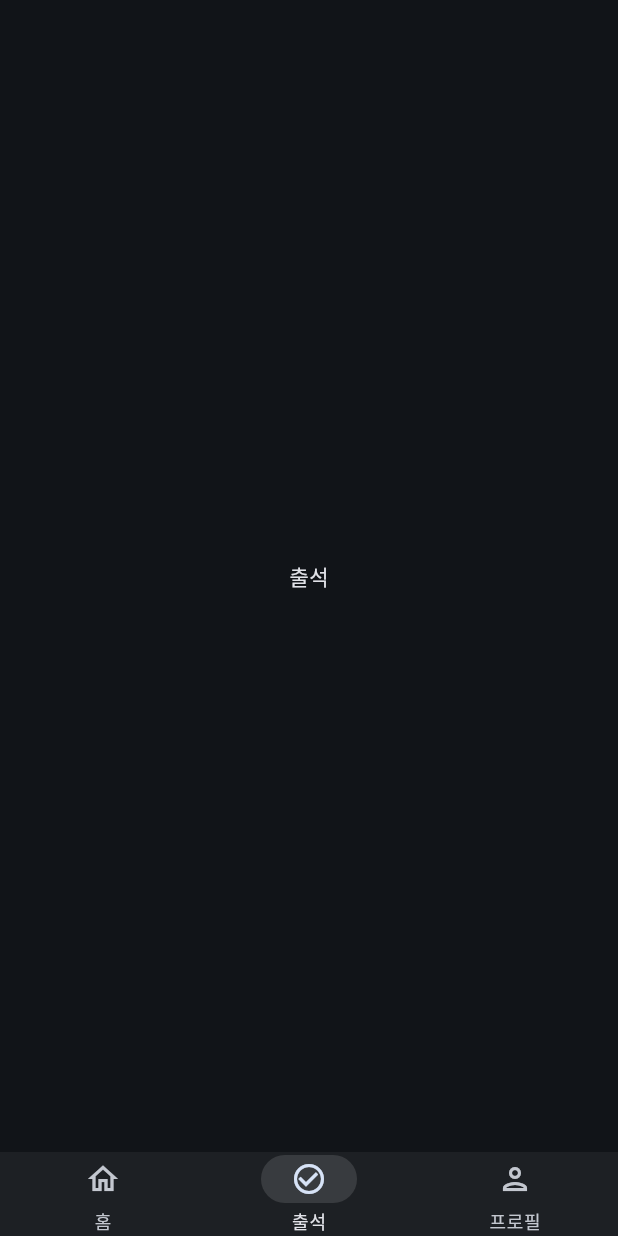
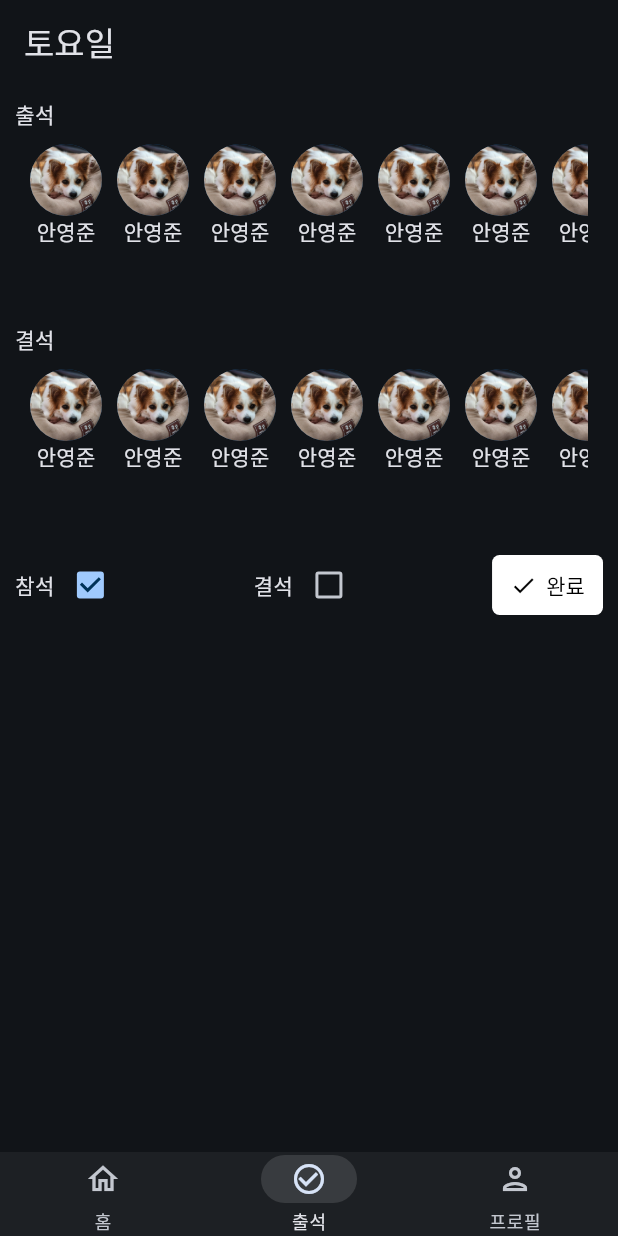
Before and after one commit to Music-Camp/Music-Camp-Flutter, a Flutter app: the screen it shows after launch, item 2 of the bottom bar chosen, on a phone screen of 412 x 824 dp. Run offline on Flutter 3.47's test engine with Material 3 defaults, Android fonts, the phone set to English and light mode, and no system bars; missing offline and left inert: dart:ffi.

Commit message:
[FEAT #9] 출석 체크 화면 구현

```diff
--- /dev/null
+++ b/lib/screen/attend_screen.dart
@@ -0,0 +1,21 @@
+import 'package:flutter/material.dart';
+import 'package:music_camp/widget/attend_top_app_bar.dart';
+
+import '../widget/attend_list_view.dart';
+
+class AttendScreen extends StatefulWidget {
+  const AttendScreen({super.key});
+
+  @override
+  State<AttendScreen> createState() => _AttendScreenState();
+}
+
+class _AttendScreenState extends State<AttendScreen> {
+  @override
+  Widget build(BuildContext context) {
+    return Scaffold(
+      appBar: AttendTopAppBar(),
+      body: AttendListView(),
+    );
+  }
+}
--- a/lib/screen/main_screen.dart
+++ b/lib/screen/main_screen.dart
@@ -2,6 +2,7 @@ import 'dart:ffi';
 
 import 'package:flutter/material.dart';
 import 'package:music_camp/provider/tab_page_index_provider.dart';
+import 'package:music_camp/screen/attend_screen.dart';
 import 'package:music_camp/screen/board_screen.dart';
 import 'package:music_camp/screen/my_page_screen.dart';
 import 'package:provider/provider.dart';
@@ -34,8 +35,8 @@ class _MainScreenState extends State<MainScreen> {
     return Container(
       child: [
         BoardScreen(),
-        Center(child: Text("출석")),
-        MyPageScreen()
+        AttendScreen(),
+        MyPageScreen(),
       ][currentPageIndex],
     );
   }
--- /dev/null
+++ b/lib/widget/attend_circle_slider.dart
@@ -0,0 +1,67 @@
+import 'package:flutter/material.dart';
+
+class AttendCircleSlider extends StatefulWidget {
+  const AttendCircleSlider({super.key});
+
+  @override
+  State<AttendCircleSlider> createState() => _AttendCircleSliderState();
+}
+
+class _AttendCircleSliderState extends State<AttendCircleSlider> {
+  @override
+  Widget build(BuildContext context) {
+    return Container(
+      padding: EdgeInsets.fromLTRB(10, 10, 10, 0),
+      child: Column(
+        // 정렬
+        // mainAxisAlignment : 순방향 정렬
+        // crossAxisAlignment : 반대방향 정렬
+        crossAxisAlignment: CrossAxisAlignment.start,
+        children: [
+          Container(
+            // 리스트 뷰의 크기를 컨테이너를 통해 설정한다.
+            height: 120,
+            // 다수의 항목을 보여주는 리스트 뷰는 builder를 통해 구성한다.
+            child: ListView.builder(
+              // 스크롤 방향을 가로 방향으로 설정한다.
+              scrollDirection: Axis.horizontal,
+              // 전체 항목의 개수
+              itemCount: 10,
+              // 항목 하나를 구성하기 위해 호출 하는 함수
+              // 여기서 반환하는 위젯이 항목 하나가 된다.
+              itemBuilder: (context, index) {
+                return makeListItem(context);
+              },
+            ),
+          ),
+        ],
+      ),
+    );
+  }
+}
+
+Widget makeListItem(BuildContext context) {
+
+  return InkWell(
+    onTap: () {
+
+    },
+    child: Container(
+      padding: EdgeInsets.only(right: 10),
+      // 동그라미 형태로 보여주는 컨테이너
+      child: Column(
+        children: [
+          CircleAvatar(
+            // 배경 이미지
+            backgroundImage: AssetImage("lib/assets/images/img_dog.jpg"),
+            // 크기
+            radius: 24,
+          ),
+          Center(
+            child: Text("안영준"),
+          ),
+        ],
+      )
+    ),
+  );
+}
--- /dev/null
+++ b/lib/widget/attend_list_view.dart
@@ -0,0 +1,87 @@
+import 'package:flutter/material.dart';
+import 'package:music_camp/widget/attend_circle_slider.dart';
+
+class AttendListView extends StatefulWidget {
+  const AttendListView({super.key});
+
+  @override
+  State<AttendListView> createState() => _AttendListViewState();
+}
+
+class _AttendListViewState extends State<AttendListView> {
+  bool? isChecked = true;
+
+  @override
+  Widget build(BuildContext context) {
+    return ListView(
+      padding: EdgeInsets.fromLTRB(10, 10, 10, 10),
+      children: [
+        Text("출석"),
+        AttendCircleSlider(),
+        Text("결석"),
+        AttendCircleSlider(),
+
+        Row(
+          mainAxisAlignment: MainAxisAlignment.spaceBetween,
+          children: [
+            // 참석 체크 박스
+            Row(
+              children: [
+                Text("참석"),
+                Checkbox(
+                  tristate: true,
+                  value: isChecked!,
+                  onChanged: (bool? value) {
+                    setState(() {
+                      isChecked = value;
+                    });
+                  },
+                ),
+              ],
+            ),
+            // 결석 체크 박스
+            Row(
+              children: [
+                Text("결석"),
+                Checkbox(
+                  tristate: true,
+                  value: !isChecked!,
+                  onChanged: (bool? value) {
+                    setState(() {
+                      isChecked = !value!;
+                    });
+                  },
+                ),
+              ],
+            ),
+            // 완료 버튼
+            TextButton(
+                onPressed: () {},
+                child: Row(
+                  children: [
+                    Icon(
+                        Icons.check,
+                        color: Colors.black
+                    ),
+                    Padding(padding: EdgeInsets.all(3)),
+                    Text("완료", style:TextStyle(color:Colors.black))
+                  ],
+                ),
+                // 버튼의 모양
+                style : ButtonStyle(
+                  backgroundColor: MaterialStatePropertyAll(Colors.white),
+                  shape: MaterialStatePropertyAll(
+                      RoundedRectangleBorder(
+                          borderRadius: BorderRadius.all(Radius.circular(5.0))
+                      )
+                  ),
+
+                )
+            ),
+          ],
+        ),
+
+      ],
+    );
+  }
+}
--- /dev/null
+++ b/lib/widget/attend_top_app_bar.dart
@@ -0,0 +1,21 @@
+import 'package:flutter/material.dart';
+
+class AttendTopAppBar extends StatefulWidget implements PreferredSizeWidget{
+  const AttendTopAppBar({super.key});
+
+  @override
+  State<AttendTopAppBar> createState() => _AttendTopAppBarState();
+
+  @override
+  Size get preferredSize => Size.fromHeight(kToolbarHeight);
+}
+
+class _AttendTopAppBarState extends State<AttendTopAppBar> {
+  @override
+  Widget build(BuildContext context) {
+    return AppBar(
+      title: Text("토요일"),
+
+    );
+  }
+}
--- a/lib/widget/my_page_list_view.dart
+++ b/lib/widget/my_page_list_view.dart
@@ -25,7 +25,6 @@ class _MyPageListViewState extends State<MyPageListView> {
         child: Text("닉네임"),
       ),
 
-
     ]);
   }
 }
```
